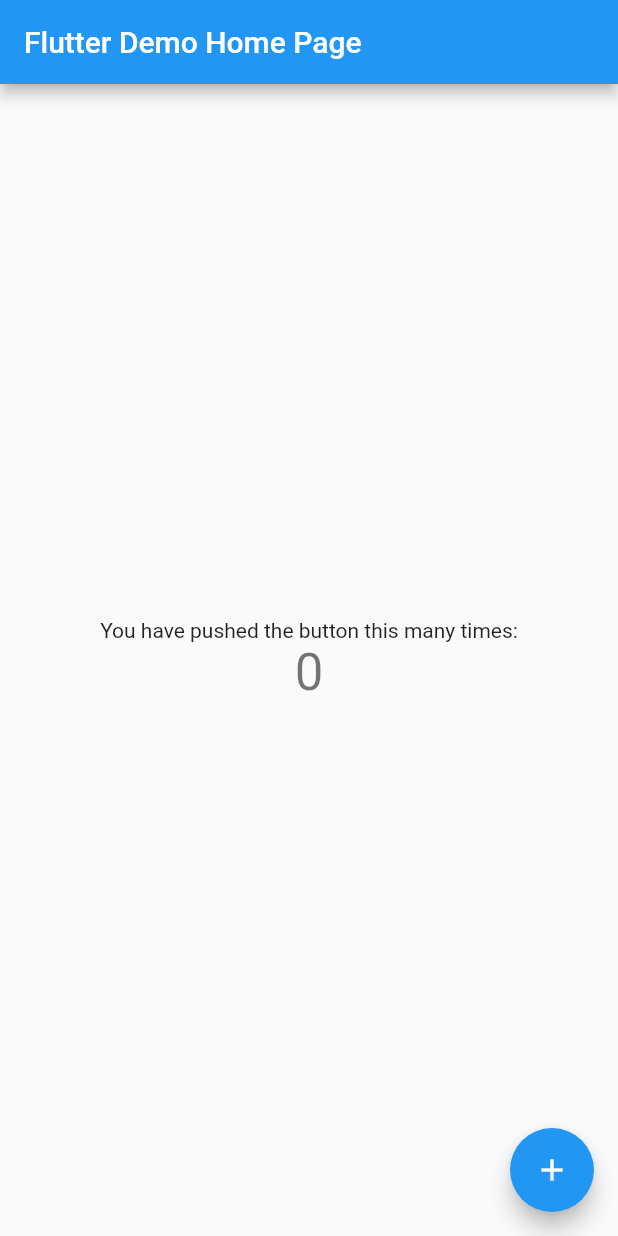
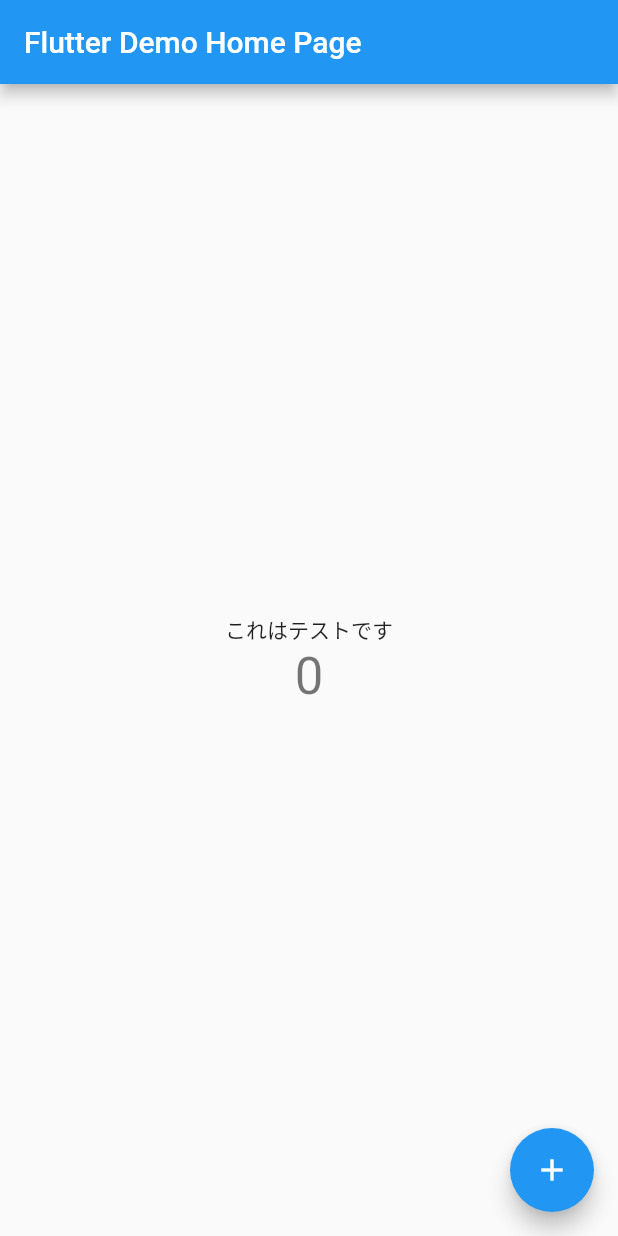
Before and after one commit to ncuillery/golden_test_sandbox, a Flutter app: the screen it shows after launch, on a phone screen of 412 x 824 dp. Run offline on Flutter 3.47's test engine with Material 2 defaults, Android fonts, the phone set to English and light mode, and no system bars.

Commit message:
Japanese characters

```diff
--- a/lib/main.dart
+++ b/lib/main.dart
@@ -98,7 +98,7 @@ class _MyHomePageState extends State<MyHomePage> {
           mainAxisAlignment: MainAxisAlignment.center,
           children: <Widget>[
             Text(
-              'You have pushed the button this many times:',
+              'これはテストです',
             ),
             Text(
               '$_counter',
```
Also changed, not shown: 3 other files.
